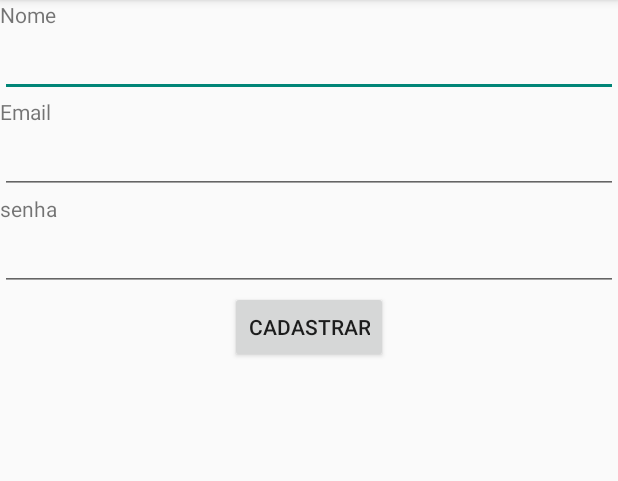
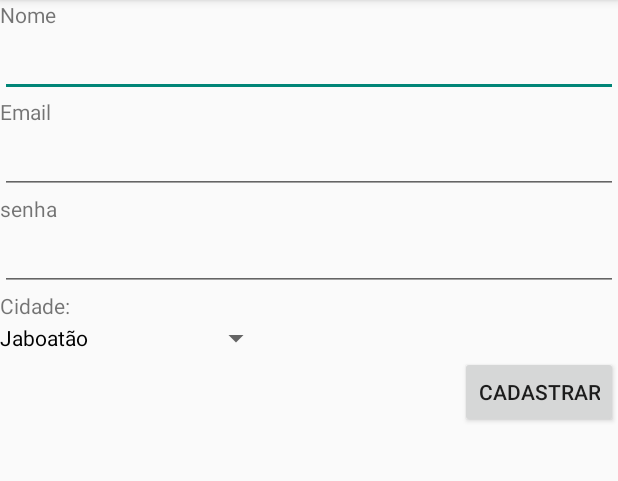
Before and after one commit to gleydsonageu/SharePages, an Android app: the screen it shows after launch (CadastroUsuario), after a tap on "Não possui conta? Clique aqui", on a phone screen of 412 x 824 dp, the part 84-565 px from its top. Run offline under Robolectric (Android 15) with nearby library versions, the phone set to English and light mode, and no system bars.

Commit message:
Cidade implementada.

```diff
--- a/app/src/main/java/br/com/projetoapp/sharepages/dominio/Cidade.java
+++ b/app/src/main/java/br/com/projetoapp/sharepages/dominio/Cidade.java
@@ -2,7 +2,22 @@ package br.com.projetoapp.sharepages.dominio;
 
 
 public class Cidade {
-    //fazer a lista de cidades para dps chamar no banco
-    //lembra que o professor disse que se forem mtos inserts usar lista
+    public String getId() {
+        return id;
+    }
 
+    public void setId(String id) {
+        this.id = id;
+    }
+
+    private String id;
+    private String nome;
+
+    public String getNome() {
+        return nome;
+    }
+
+    public void setNome(String nome) {
+        this.nome = nome;
+    }
 }
--- a/app/src/main/java/br/com/projetoapp/sharepages/gui/CadastroUsuario.java
+++ b/app/src/main/java/br/com/projetoapp/sharepages/gui/CadastroUsuario.java
@@ -4,21 +4,29 @@ import android.app.Activity;
 import android.os.Bundle;
 import android.util.Log;
 import android.view.View;
+import android.widget.ArrayAdapter;
 import android.widget.Button;
 import android.widget.EditText;
+import android.widget.ListView;
+import android.widget.Spinner;
 import android.widget.Toast;
 
+import java.util.ArrayList;
+import java.util.List;
 import java.util.regex.Matcher;
 import java.util.regex.Pattern;
 
 import br.com.projetoapp.sharepages.R;
+import br.com.projetoapp.sharepages.dominio.Cidade;
 import br.com.projetoapp.sharepages.dominio.Usuario;
+import br.com.projetoapp.sharepages.negocio.CidadeServices;
 import br.com.projetoapp.sharepages.negocio.UsuarioServices;
 
 public class CadastroUsuario extends Activity implements View.OnClickListener {
 
     EditText textoNome, textoEmail, textoSenha;
     Button botaoCadastrar;
+    Spinner cidadeSpinner;
 
     private UsuarioServices usuarioServices = UsuarioServices.getInstancia();
 
@@ -32,6 +40,15 @@ public class CadastroUsuario extends Activity implements View.OnClickListener {
         textoSenha = (EditText) findViewById(R.id.textoSenha);
         botaoCadastrar = (Button) findViewById(R.id.botaoCadastrar);
 
+
+
+        try {
+            adcCidadesNoSpinner();
+        } catch (Exception e) {
+            Toast.makeText(getApplication(), e.getMessage(), Toast.LENGTH_LONG).show();
+        }
+
+
         botaoCadastrar.setOnClickListener(new View.OnClickListener(){
 
             @Override
@@ -39,6 +56,7 @@ public class CadastroUsuario extends Activity implements View.OnClickListener {
                 String nome = textoNome.getText().toString().trim();
                 String email = textoEmail.getText().toString().trim();
                 String senha = textoSenha.getText().toString().trim();
+
 
                 Usuario usuario = new Usuario(nome, email, senha);
 
@@ -65,6 +83,17 @@ public class CadastroUsuario extends Activity implements View.OnClickListener {
             }
 
         });
+    }
+
+    private void adcCidadesNoSpinner() throws Exception {
+        cidadeSpinner = (Spinner) findViewById(R.id.cidadeSpinner);
+
+        ArrayList<Cidade> cidades = CidadeServices.getInstancia().pegarCidades();
+
+        CidadeArrayAdapter dataAdapter = new CidadeArrayAdapter(this, android.R.layout.simple_spinner_item, cidades);
+        dataAdapter.setDropDownViewResource(android.R.layout.simple_spinner_dropdown_item);
+        cidadeSpinner.setAdapter(dataAdapter);
+
     }
 
     @Override
--- /dev/null
+++ b/app/src/main/java/br/com/projetoapp/sharepages/gui/CidadeArrayAdapter.java
@@ -0,0 +1,56 @@
+package br.com.projetoapp.sharepages.gui;
+
+import android.content.Context;
+import android.graphics.Color;
+import android.view.View;
+import android.view.ViewGroup;
+import android.widget.ArrayAdapter;
+import android.widget.TextView;
+
+import java.util.ArrayList;
+
+import br.com.projetoapp.sharepages.dominio.Cidade;
+
+/**
+ * Created by airton on 29/05/16.
+ */
+public class CidadeArrayAdapter extends ArrayAdapter<Cidade> {
+
+    private Context context;
+    private ArrayList<Cidade> values;
+
+    public CidadeArrayAdapter(Context context, int textViewResourceId, ArrayList<Cidade> values) {
+        super(context, textViewResourceId, values);
+        this.context = context;
+        this.values = values;
+    }
+
+    public int getCount(){
+        return values.size();
+    }
+
+    public Cidade getItem(int posicao){
+        return values.get(posicao);
+    }
+
+    public long getItemId(int position){
+        return position;
+    }
+
+    @Override
+    public View getView(int posicao, View convertView, ViewGroup parent) {
+        TextView label = new TextView(context);
+        label.setTextColor(Color.BLACK);
+        label.setText(values.get(posicao).getNome());
+        return label;
+    }
+
+    @Override
+    public View getDropDownView(int posicao, View convertView, ViewGroup parent) {
+        TextView label = new TextView(context);
+        label.setTextColor(Color.BLACK);
+        label.setText(values.get(posicao).getNome());
+
+        return label;
+    }
+}
--- a/app/src/main/java/br/com/projetoapp/sharepages/gui/TelaInicial.java
+++ b/app/src/main/java/br/com/projetoapp/sharepages/gui/TelaInicial.java
@@ -35,6 +35,9 @@ public class TelaInicial extends Activity {
         textoSenha = (EditText) findViewById(R.id.textoSenha);
         botaoEntrar = (Button) findViewById(R.id.botaoEntrar);
         botaoFazerCadastro = (TextView) findViewById(R.id.botaoFazerCadastro);
+
+
+
 
         botaoEntrar.setOnClickListener(new View.OnClickListener() {
             @Override
--- /dev/null
+++ b/app/src/main/java/br/com/projetoapp/sharepages/negocio/CidadeServices.java
@@ -0,0 +1,28 @@
+package br.com.projetoapp.sharepages.negocio;
+
+import java.util.ArrayList;
+
+import br.com.projetoapp.sharepages.dominio.Cidade;
+import br.com.projetoapp.sharepages.persistencia.CidadeDAO;
+
+
+public class CidadeServices {
+
+    private static CidadeServices instancia = new CidadeServices();
+
+    public static CidadeServices getInstancia() {
+        return instancia;
+    }
+
+    private CidadeDAO daoCidade = CidadeDAO.getInstancia();
+
+    public ArrayList<Cidade> pegarCidades() throws Exception {
+
+        try {
+           return daoCidade.pegarCidades();
+        } catch (Exception e) {
+            e.printStackTrace();
+            throw new Exception("Houve um erro ao listar cidades, tente novamente");
+        }
+    }
+}
--- a/app/src/main/java/br/com/projetoapp/sharepages/negocio/UsuarioServices.java
+++ b/app/src/main/java/br/com/projetoapp/sharepages/negocio/UsuarioServices.java
@@ -55,4 +55,6 @@ public class UsuarioServices {
 //            return false;
 //        }
 //    }
+
+
 }
--- /dev/null
+++ b/app/src/main/java/br/com/projetoapp/sharepages/persistencia/CidadeDAO.java
@@ -0,0 +1,51 @@
+package br.com.projetoapp.sharepages.persistencia;
+
+
+import android.database.Cursor;
+import android.database.sqlite.SQLiteDatabase;
+import android.util.Log;
+
+import java.util.ArrayList;
+
+import br.com.projetoapp.sharepages.dominio.Cidade;
+
+import br.com.projetoapp.sharepages.gui.TelaInicial;
+
+
+public class CidadeDAO {
+
+    public DatabaseHelper databaseHelper = new DatabaseHelper(TelaInicial.getContext());
+
+    private static CidadeDAO instancia = new CidadeDAO();
+
+    public static CidadeDAO getInstancia() {
+        return instancia;
+    }
+
+
+    public ArrayList<Cidade> pegarCidades() throws Exception{
+
+        SQLiteDatabase database = databaseHelper.getReadableDatabase();
+        try {
+            ArrayList<Cidade> listaCidades = new ArrayList<Cidade>();
+
+                Cursor cursor = database.query(DatabaseHelper.TABLE_CIDADES, DatabaseHelper.CIDADE_COLUNAS, null, null, null, null, null);
+                cursor.moveToFirst();
+                while (!cursor.isAfterLast()) {
+                    Cidade cidade = new Cidade();
+                    String idCidade = cursor.getString(0);
+                    String nomeCidade = cursor.getString(1);
+                    cidade.setId(idCidade);
+                    cidade.setNome(nomeCidade);
+                    listaCidades.add(cidade);
+                    cursor.moveToNext();
+                }
+            Log.d("AQUI", listaCidades.toString());
+
+            return listaCidades;
+        } catch (Exception e) {
+            throw e;
+        }
+    }
+
+}
--- a/app/src/main/java/br/com/projetoapp/sharepages/persistencia/DatabaseHelper.java
+++ b/app/src/main/java/br/com/projetoapp/sharepages/persistencia/DatabaseHelper.java
@@ -6,7 +6,7 @@ import android.database.sqlite.SQLiteOpenHelper;
 
 
 public class DatabaseHelper extends SQLiteOpenHelper {
-    public static final int VERSION = 4;
+    public static final int VERSION = 5;
     public static final String DATABASE = "meubanco.db";
 
     //Criando a tabela usuarioDAO
@@ -24,7 +24,7 @@ public class DatabaseHelper extends SQLiteOpenHelper {
             USUARIO_EMAIL + " TEXT NOT NULL UNIQUE, "+
             USUARIO_SENHA + " TEXT NOT NULL)";
 
-    private static final String DATABASE_SEED = "INSERT INTO " + TABLE_USUARIOS
+    private static final String DATABASE_USUARIO_SEED = "INSERT INTO " + TABLE_USUARIOS
             + " VALUES (NULL,'Joao','joao@gmail.com','123456')";
 
 
@@ -36,29 +36,51 @@ public class DatabaseHelper extends SQLiteOpenHelper {
     // Criando a tabela UnidadeLivroDAO
     public static final String TABLE_UNIDADELIVROS = "UnidadeLivros";
 
+    public static final String UNIDADELIVRO_ID = "id";
     public static final String UNIDADELIVRO_DESCRICAO = "descricao";
     public static final String UNIDADELIVRO_IDIOMA = "idioma";
     public static final String UNIDADELIVRO_EDICAO = "edicao";
     public static final String UNIDADELIVRO_NUMEROPAGINAS = "numeroPaginas";
     public static final String UNIDADELIVRO_EDITORA = "editora";
-    public static final String[] UNIDADELIVRO_COLUNAS = { UNIDADELIVRO_DESCRICAO, UNIDADELIVRO_IDIOMA, UNIDADELIVRO_EDICAO,
+    public static final String[] UNIDADELIVRO_COLUNAS = { UNIDADELIVRO_ID, UNIDADELIVRO_DESCRICAO, UNIDADELIVRO_IDIOMA, UNIDADELIVRO_EDICAO,
             UNIDADELIVRO_NUMEROPAGINAS, UNIDADELIVRO_EDITORA };
 
     private static final String DATABASE_UNIDADELIVRO = "CREATE TABLE " + TABLE_UNIDADELIVROS + "(" +
-            UNIDADELIVRO_DESCRICAO +" INTEGER PRIMARY KEY AUTOINCREMENT,"+
+            UNIDADELIVRO_ID +" INTEGER PRIMARY KEY AUTOINCREMENT,"+
+            UNIDADELIVRO_DESCRICAO + " TEXT NOT NULL, " +
             UNIDADELIVRO_IDIOMA +" TEXT NOT NULL, "+
             UNIDADELIVRO_EDICAO + " TEXT NOT NULL, "+
-            UNIDADELIVRO_NUMEROPAGINAS + " TEXT NOT NULL, "+
+            UNIDADELIVRO_NUMEROPAGINAS + " INTEGER NOT NULL, "+
             UNIDADELIVRO_EDITORA + " TEXT NOT NULL)";
 
 
+
+    //Criando tabela CidadeDAO
+
+    public static final String TABLE_CIDADES = "Cidades";
+
+    public static final String CIDADE_ID = "id";
+    public static final String CIDADE_NOME = "nome";
+    public static final String[] CIDADE_COLUNAS = {CIDADE_ID , CIDADE_NOME };
+
+
+    private static final String DATABASE_CIDADE = "CREATE TABLE " + TABLE_CIDADES + "(" +
+            CIDADE_ID +" INTEGER PRIMARY KEY AUTOINCREMENT,"+
+            CIDADE_NOME + " TEXT NOT NULL)";
+
+
+    private static final String DATABASE_CIDADE_SEED = "INSERT INTO " + TABLE_CIDADES
+            + " VALUES (NULL,'Jaboatão'), (NULL, 'Olinda'), (NULL, 'Recife')";
 
 
     @Override
     public void onCreate(SQLiteDatabase database) {
         database.execSQL(DATABASE_USUARIO);
-        database.execSQL(DATABASE_SEED);
+        database.execSQL(DATABASE_USUARIO_SEED);
         database.execSQL(DATABASE_UNIDADELIVRO);
+        database.execSQL(DATABASE_CIDADE);
+        database.execSQL(DATABASE_CIDADE_SEED);
+
     }
 
     @Override
--- a/app/src/main/java/br/com/projetoapp/sharepages/persistencia/UsuarioDAO.java
+++ b/app/src/main/java/br/com/projetoapp/sharepages/persistencia/UsuarioDAO.java
@@ -55,7 +55,7 @@ public class UsuarioDAO {
 
         Cursor cursor = database.query(DatabaseHelper.TABLE_USUARIOS, DatabaseHelper.USUARIO_COLUNAS, query, null, null, null, null);
         cursor.moveToFirst();
-        while (!cursor.isAfterLast()) {
+        if (!cursor.isAfterLast()) {
             int idUsuario = cursor.getInt(0);
             String nomeUsuario = cursor.getString(1);
             String emailUsuario = cursor.getString(2);
--- a/app/src/main/res/layout/activity_cadastro_usuario.xml
+++ b/app/src/main/res/layout/activity_cadastro_usuario.xml
@@ -38,12 +38,25 @@
         android:layout_height="wrap_content"
         android:inputType="textPassword"
         android:ems="10" />
+
+    <TextView
+        android:layout_width="wrap_content"
+        android:layout_height="wrap_content"
+        android:text="Cidade:"
+        android:id="@+id/cidade" />
+
+    <Spinner
+        android:layout_width="181dp"
+        android:layout_height="wrap_content"
+        android:id="@+id/cidadeSpinner" />
+
     <Button
         android:id="@+id/botaoCadastrar"
         android:layout_width="wrap_content"
         android:layout_height="wrap_content"
-        android:layout_gravity="center"
+        android:layout_gravity="right"
         android:text="@string/botao_salvar_cadastrar"
         android:onClick="salvar"/>
 
+
 </LinearLayout>
```
Also changed, not shown: app/src/main/java/br/com/projetoapp/sharepages/dominio/Livro.java (+9 -0 lines), app/src/main/java/br/com/projetoapp/sharepages/dominio/UnidadeLivro.java (+9 -0 lines), app/src/main/java/br/com/projetoapp/sharepages/dominio/Usuario.java (+8 -0 lines), app/src/main/res/layout/activity_cadastro_livro.xml (+11 -7 lines).
